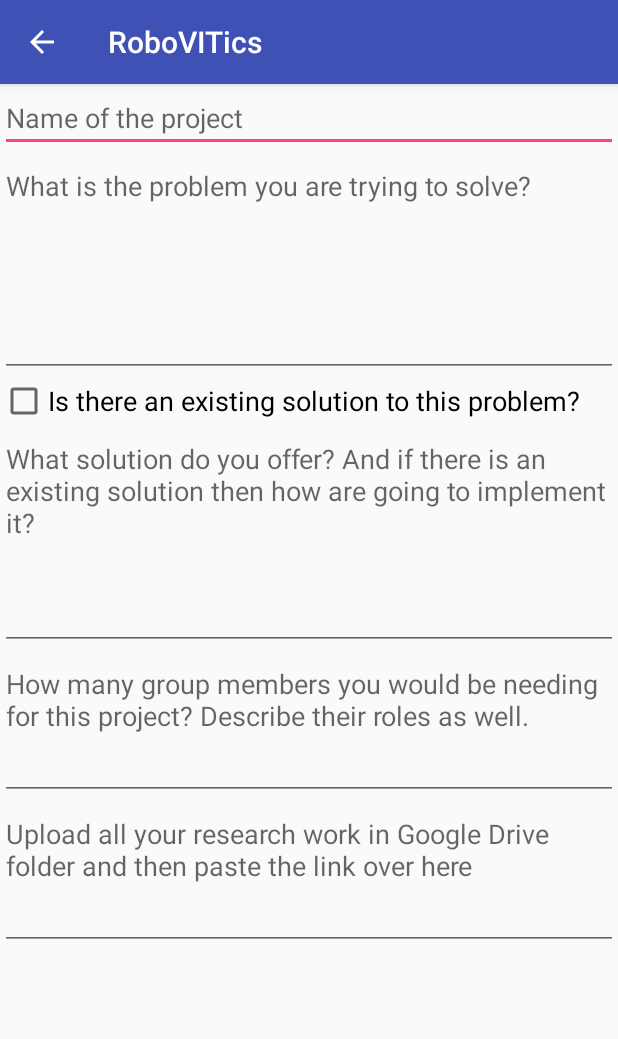
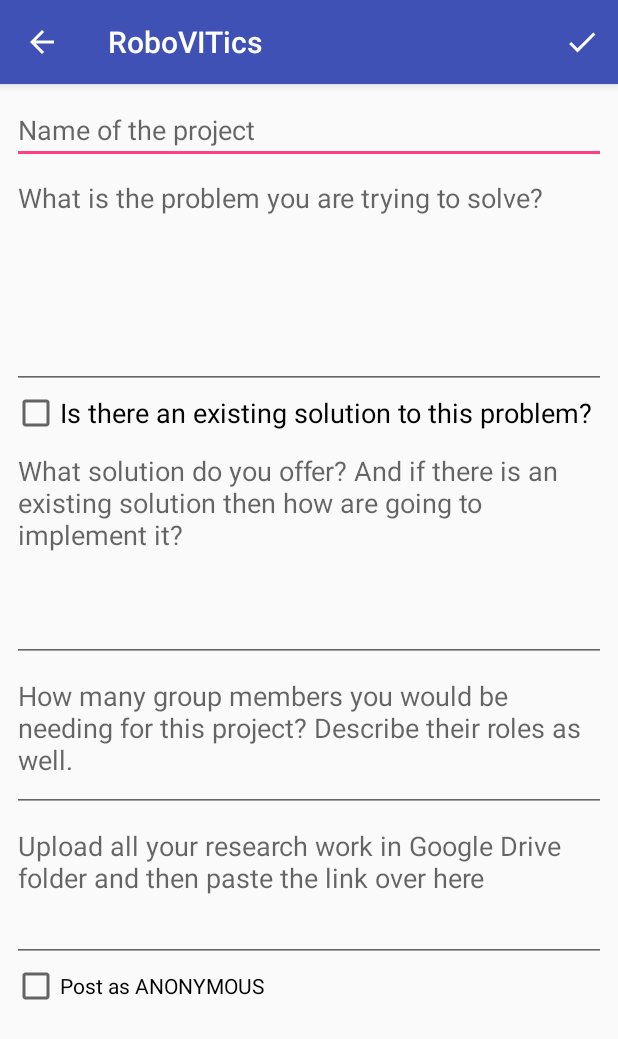
Before and after one commit to harshitm98/RoboVITics, an Android app: the NewProjectActivity screen opened directly, with no data from a screen before it, on a phone screen of 412 x 824 dp. Shown: the top 1039 px of the screen. Run offline under Robolectric (Android 15) with nearby library versions, the phone set to English and light mode, and no system bars; our stand-ins replace Firebase (no records; nobody signed in at launch, a user with empty details on screens opened directly).

Commit message:
Submits new project idea

```diff
--- a/app/src/main/java/com/example/android/robovitics/ClubProject/NewProjectActivity.java
+++ b/app/src/main/java/com/example/android/robovitics/ClubProject/NewProjectActivity.java
@@ -2,14 +2,122 @@ package com.example.android.robovitics.ClubProject;
 
 import android.support.v7.app.AppCompatActivity;
 import android.os.Bundle;
+import android.view.Menu;
+import android.view.MenuItem;
+import android.widget.CheckBox;
+import android.widget.EditText;
+import android.widget.Toast;
 
 import com.example.android.robovitics.R;
+import com.google.firebase.auth.FirebaseAuth;
+import com.google.firebase.database.DataSnapshot;
+import com.google.firebase.database.DatabaseError;
+import com.google.firebase.database.DatabaseReference;
+import com.google.firebase.database.FirebaseDatabase;
+import com.google.firebase.database.MutableData;
+import com.google.firebase.database.Transaction;
 
 public class NewProjectActivity extends AppCompatActivity {
+
+    private EditText nameOfTheProject, problemStatement, solutionOffered, membersRequired, researchedWork;
+    private CheckBox existingSolutionCheckBox, anonymousCheckbox;
+
+    private FirebaseDatabase firebaseDatabase;
+    private DatabaseReference databaseReference,counterReference;
+    private FirebaseAuth mAuth;
+
+    private String project_number;
+
+    @Override
+    public boolean onOptionsItemSelected(MenuItem item) {
+        int id = item.getItemId();
+
+        if(id == R.id.submit_new_proposed_project){
+            submitDetails();
+        }
+
+        return super.onOptionsItemSelected(item);
+    }
+
+    @Override
+    public boolean onCreateOptionsMenu(Menu menu) {
+        getMenuInflater().inflate(R.menu.check,menu);
+        return true;
+    }
 
     @Override
     protected void onCreate(Bundle savedInstanceState) {
         super.onCreate(savedInstanceState);
         setContentView(R.layout.activity_new_project);
+
+        initializeVariables();
     }
+
+    private void initializeVariables(){
+        nameOfTheProject = (EditText)findViewById(R.id.propose_new_name);
+        problemStatement = (EditText)findViewById(R.id.propose_new_problem_statement);
+        solutionOffered = (EditText)findViewById(R.id.propose_new_solution_offered);
+        membersRequired = (EditText)findViewById(R.id.propose_new_members_required);
+        researchedWork = (EditText)findViewById(R.id.propose_new_research_work);
+        existingSolutionCheckBox = (CheckBox)findViewById(R.id.checkbox_existing_solution);
+        anonymousCheckbox = (CheckBox)findViewById(R.id.checkbox_anonymous);
+
+        firebaseDatabase = FirebaseDatabase.getInstance();
+        databaseReference = firebaseDatabase.getReference("projects").child("new_proposed_projects");
+        counterReference = firebaseDatabase.getReference("projects").child("new_project_count");
+        mAuth = FirebaseAuth.getInstance();
+    }
+
+    private void submitDetails(){
+        if(nameOfTheProject.length()!=0 && problemStatement.length()!=0 && solutionOffered.length()!=0
+                && membersRequired.length()!=0 && researchedWork.length()!=0){
+            counterReference.runTransaction(new Transaction.Handler() {
+                @Override
+                public Transaction.Result doTransaction(MutableData mutableData) {
+                    if(mutableData.getValue() == null){
+                        mutableData.setValue(0);
+                        project_number = "project_" + (0);
+                    }
+                    else{
+                        int count = mutableData.getValue(Integer.class);
+                        mutableData.setValue(count + 1);
+                        project_number = "project_" + (count + 1);
+                    }
+                    return Transaction.success(mutableData);
+                }
+
+                @Override
+                public void onComplete(DatabaseError databaseError, boolean b, DataSnapshot dataSnapshot) {
+                    if(databaseError == null){
+                        databaseReference.child(project_number).child("project_name").setValue(nameOfTheProject.getText().toString());
+                        databaseReference.child(project_number).child("problem_statement").setValue(problemStatement.getText().toString());
+                        databaseReference.child(project_number).child("solution_offered").setValue(solutionOffered.getText().toString());
+                        databaseReference.child(project_number).child("members_required").setValue(membersRequired.getText().toString());
+                        databaseReference.child(project_number).child("researched_work").setValue(researchedWork.getText().toString());
+                        if(existingSolutionCheckBox.isChecked()){
+                            databaseReference.child(project_number).child("existing_solution").setValue("Yes");
+                        }
+                        else{
+                            databaseReference.child(project_number).child("existing_solution").setValue("Yes");
+                        }
+                        if(anonymousCheckbox.isChecked()){
+                            databaseReference.child(project_number).child("submitted_by").setValue("ANONYMOUS");
+                        }
+                        else{
+                            databaseReference.child(project_number).child("submitted_by").setValue(mAuth.getCurrentUser().getDisplayName());
+                        }
+                        Toast.makeText(NewProjectActivity.this, "Your idea has been proposed.",Toast.LENGTH_SHORT).show();
+                        finish();
+                    }
+                    else{
+                        Toast.makeText(NewProjectActivity.this, "There was a problem proposing your idea. Please try again.",Toast.LENGTH_SHORT).show();
+                    }
+                }
+            });
+        }
+        else{
+            Toast.makeText(NewProjectActivity.this, "One or more fields are empty.",Toast.LENGTH_SHORT).show();
+        }
+    }
+
 }
--- a/app/src/main/res/layout/activity_new_project.xml
+++ b/app/src/main/res/layout/activity_new_project.xml
@@ -4,6 +4,7 @@
     xmlns:tools="http://schemas.android.com/tools"
     android:layout_width="match_parent"
     android:layout_height="match_parent"
+    android:layout_margin="8dp"
     tools:context="com.example.android.robovitics.ClubProject.NewProjectActivity">
 
     <LinearLayout
@@ -25,6 +26,7 @@
             android:hint="What is the problem you are trying to solve? "/>
 
         <CheckBox
+            android:id="@+id/checkbox_existing_solution"
             android:layout_width="wrap_content"
             android:layout_height="wrap_content"
             android:text="Is there an existing solution to this problem?"
@@ -45,11 +47,19 @@
             android:hint="How many group members you would be needing for this project? Describe their roles as well."/>
 
         <EditText
-            android:id="@+id/propose_research_work"
+            android:id="@+id/propose_new_research_work"
             android:layout_width="match_parent"
             android:layout_height="100dp"
             android:gravity="start"
             android:hint="Upload all your research work in Google Drive folder and then paste the link over here"/>
+
+        <CheckBox
+            android:id="@+id/checkbox_anonymous"
+            android:layout_width="wrap_content"
+            android:layout_height="wrap_content"
+            android:text="Post as ANONYMOUS"
+            />
     </LinearLayout>
 
+
 </ScrollView>
--- /dev/null
+++ b/app/src/main/res/menu/check.xml
@@ -0,0 +1,8 @@
+<?xml version="1.0" encoding="utf-8"?>
+<menu xmlns:android="http://schemas.android.com/apk/res/android"
+    xmlns:app="http://schemas.android.com/apk/res-auto">
+    <item android:id="@+id/submit_new_proposed_project"
+        android:title="Submit"
+        android:icon="@drawable/ic_check"
+        app:showAsAction="always" />
+</menu>
```
